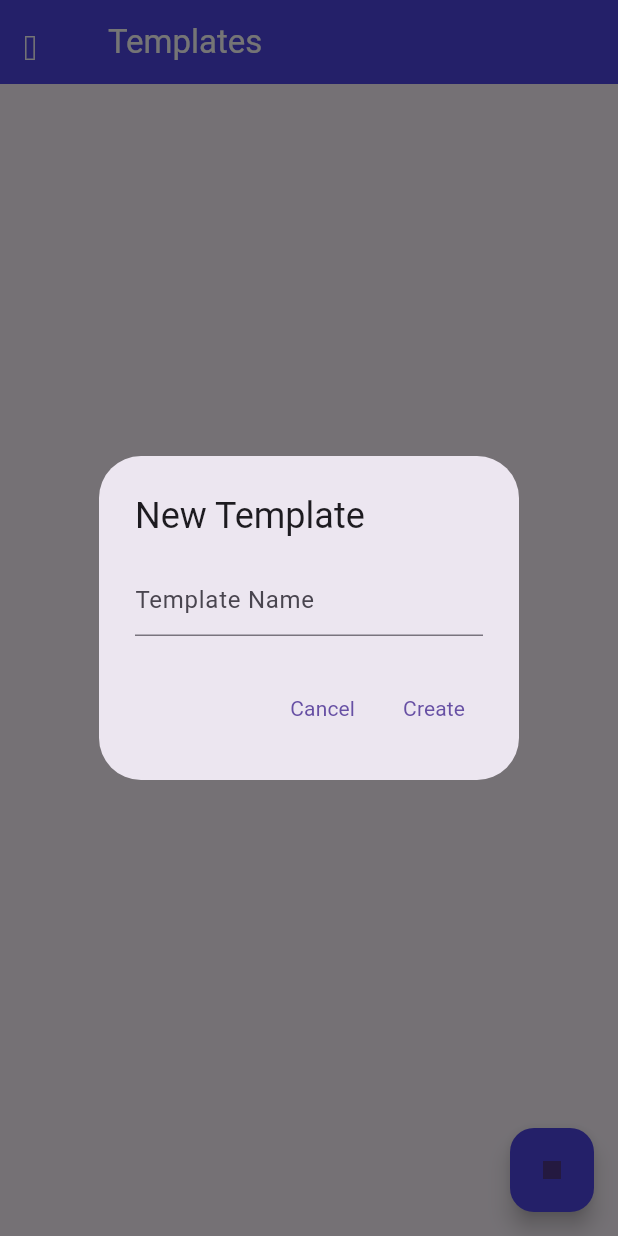
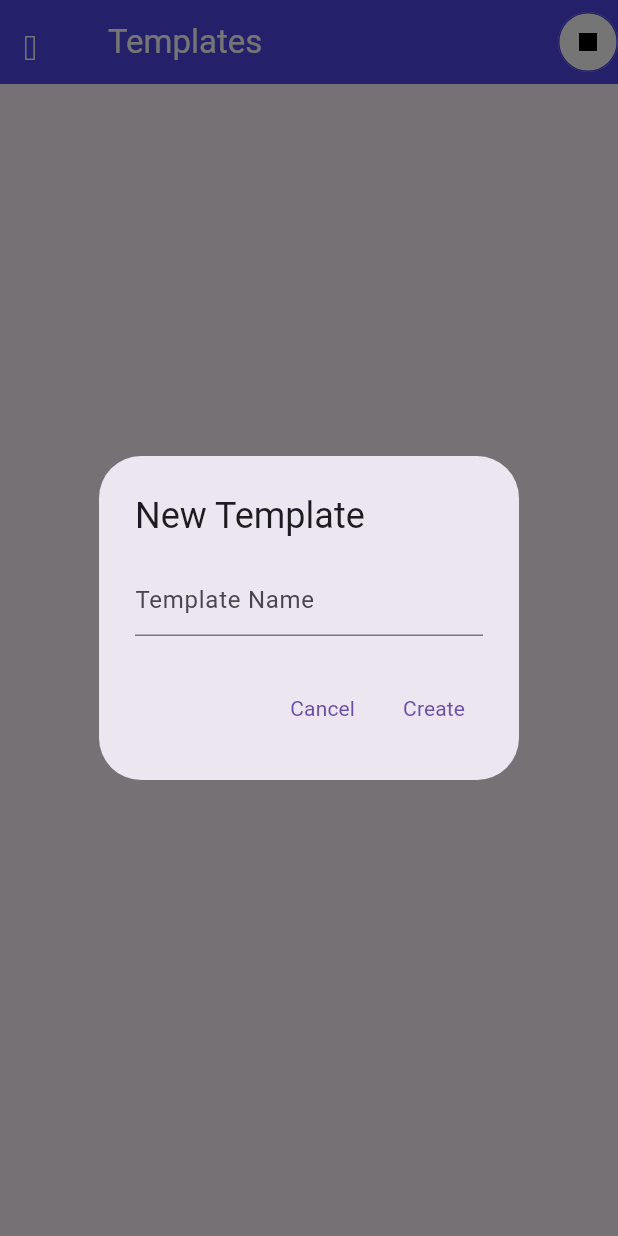
Before and after one commit to richard-hyperbook/artTheropyAIRRepo, a Flutter app: the TemplatesPageWidget screen opened directly, after a tap on the "add" icon, on a phone screen of 412 x 824 dp. Run offline on Flutter 3.47's test engine with Material 3 defaults, Android fonts, the phone set to English and light mode, and no system bars; our stand-ins replace animated_text_kit, appwrite, audioplayers, auto_size_text, date_format, dio and 20 more; missing offline and left inert: chiclet, clipboard, dart:html, dart:js_interop, dart:ui_web, ffmpeg_kit_flutter_new and 10 more; accounts and stored records are empty; statements that could not run were skipped; project files that could hold a hidden picture were left out.

Commit message:
20 started using templates

```diff
--- a/lib/app_state.dart
+++ b/lib/app_state.dart
@@ -12,7 +12,7 @@ import 'flutter_flow/flutter_flow_theme.dart';
 import 'dart:math';
 import 'appwrite_interface.dart';
 
-final int versionNumber = 19;
+final int versionNumber = 20;
 
 late SharedPreferences globalSharedPrefs;
 DocumentReference? _introductionHyperbook;
@@ -411,6 +411,7 @@ final kIconMinimizeAllWhite = Container(
 const kIconMenu = Icon(Icons.menu);
 const kIconCancel = Icon(Icons.cancel);
 const kIconUpgrade = Icon(Icons.upgrade);
+const kIconAdd = Icon(Icons.add);
 
 const Map<String, Icon> kIconMapStandard = {
   'thumb_down': Icon(Icons.thumb_down),
@@ -449,6 +450,7 @@ const Map<String, Icon> kIconMapStandard = {
   'menu': Icon(Icons.menu),
   'cancel': Icon(Icons.cancel),
   'upgrade': Icon(Icons.upgrade),
+  'add': Icon(Icons.add),
 };
 
 const Map<String, Widget> kIconMap = {
@@ -502,6 +504,7 @@ const Map<String, Widget> kIconMap = {
   "kIconMenu": kIconMenu,
   "kIconCancel": kIconCancel,
   "kIconUpgrade": kIconUpgrade,
+  "kIconAdd": kIconAdd,
   // "kIconImageReverse": kIconImageReverse,
 };
 
--- a/lib/appwrite_interface.dart
+++ b/lib/appwrite_interface.dart
@@ -868,17 +868,30 @@ Future<List<TemplatesRecord>> listTemplateList() async {
   models.DocumentList docs = await listDocuments(
     collection: templatesRef,
   );
-
+  print('(TP2)${docs.documents.length}');
   List<TemplatesRecord> items = [];
   for (models.Document doc in docs.documents) {
-    List<dynamic>? q = doc.data['questions'];
+    print('(TP4)${doc.$id}');
+    print('(TP5)${doc.data['questions']}');
+    print('(TP6)${doc.data['name']}');
+    // List<String>? q = doc.data['questions'] as List<dynamic>;
+    var qq = doc.data['questions'] as List<dynamic>;
+    List<String> qqq = [];
+    if (qq.length > 0){
+      for(int i = 0; i < qq.length; i++){
+        qqq.add(qq[i] as String);
+        print('(TP7)${qqq}');
+      }
+    }
     items.add(TemplatesRecord(
       reference: DocumentReference(path: doc.$id),
-      name: doc.data['name'],
-      questions: q?.map((e) => e.toString()).toList() ?? [],
-      isMaster: doc.data['isMaster'] ?? false,
-      creatorId: DocumentReference(path: doc.data['creatorId']),
+      name: doc.data['name'] as String,
+      questions: qqq, //q?.map((e) => e.toString()).toList() ?? [],
+      isMaster: (doc.data['isMaster'] as bool?) ?? false,
+      creatorId:  DocumentReference(path: (doc.data['creatorId'] as String)),
+
     ));
+    print('(TP3)${doc.$id}');
   }
   return items;
 }
--- a/lib/templates_page/templates_page_widget.dart
+++ b/lib/templates_page/templates_page_widget.dart
@@ -1,6 +1,8 @@
 import 'package:flutter/material.dart';
 import '../appwrite_interface.dart';
 import '../flutter_flow/flutter_flow_theme.dart';
+import '/flutter_flow/flutter_flow_icon_button.dart';
+import '../../app_state.dart';
 
 class TemplatesPageWidget extends StatefulWidget {
   const TemplatesPageWidget({super.key});
@@ -128,7 +130,7 @@ class _TemplatesPageWidgetState extends State<TemplatesPageWidget> {
   }
 
   void _deleteTemplate(TemplatesRecord template) async {
-    bool confirm = await showDialog(
+    bool? confirm = await showDialog<bool>(
         context: context,
         builder: (context) => AlertDialog(
               title: Text('Delete Template'),
@@ -144,7 +146,7 @@ class _TemplatesPageWidgetState extends State<TemplatesPageWidget> {
               ],
             ));
 
-    if (confirm) {
+    if (confirm!) {
       await deleteTemplate(template.reference!);
       _loadTemplates();
     }
@@ -158,6 +160,21 @@ class _TemplatesPageWidgetState extends State<TemplatesPageWidget> {
         title: Text('Templates', style: TextStyle(color: Colors.white)),
         backgroundColor: FlutterFlowTheme.of(context).primary,
         iconTheme: IconThemeData(color: Colors.white),
+        actions:[
+          FlutterFlowIconButton(
+            enabled: true,
+            fillColor: Colors.white,
+            tooltipMessage: 'Create Session',
+            borderColor: FlutterFlowTheme.of(context).primary,
+            borderRadius: 30,
+            borderWidth: 1,
+            buttonSize: 40,
+            onPressed: () {
+              _addTemplate(null);
+            },
+            icon: kIconAdd,
+          ),
+        ]
       ),
       body: _isLoading
           ? Center(child: CircularProgressIndicator())
@@ -167,6 +184,7 @@ class _TemplatesPageWidgetState extends State<TemplatesPageWidget> {
                 final template = _allTemplates![index];
                 final isOwner =
                     template.creatorId?.path == currentUser?.reference?.path;
+                print('(TP1)${template.creatorId?.path}....${currentUser?.reference?.path}');
                 // Supervisors can also delete/edit master templates if needed, but per requirements: "all users access these as read-only. Each user can only access master templates and those they created."
                 // Wait, if a supervisor created a master template, they are its owner, so they can delete it anyway!
                 return Card(
@@ -201,11 +219,11 @@ class _TemplatesPageWidgetState extends State<TemplatesPageWidget> {
                 );
               },
             ),
-      floatingActionButton: FloatingActionButton(
-        onPressed: () => _addTemplate(null),
-        child: Icon(Icons.add),
-        backgroundColor: FlutterFlowTheme.of(context).primary,
-      ),
+      // floatingActionButton: FloatingActionButton(
+      //   onPressed: () => _addTemplate(null),
+      //   child: Icon(Icons.add),
+      //   backgroundColor: FlutterFlowTheme.of(context).primary,
+      // ),
     );
   }
 }
--- a/pubspec.yaml
+++ b/pubspec.yaml
@@ -15,7 +15,7 @@ publish_to: 'none' # Remove this line if you wish to publish to pub.dev
 # In iOS, build-name is used as CFBundleShortVersionString while build-number used as CFBundleVersion.
 # Read more about iOS versioning at
 # https://developer.apple.com/library/archive/documentation/General/Reference/InfoPlistKeyReference/Articles/CoreFoundationKeys.html
-version: 1.0.1+19
+version: 1.0.1+20
 
 
 environment:
```
Also changed, not shown: lib/session_display/session_display_widget.dart (+14 -27 lines), assets/images/paintbrush2.svg (added), pubspec.lock, 22 other files.
